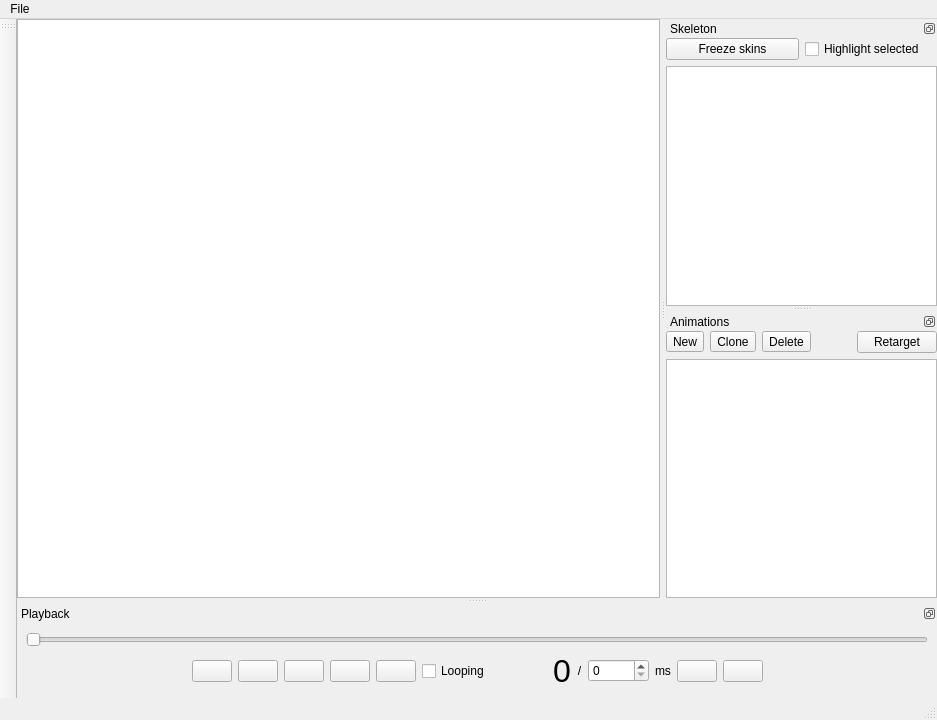
This is ui/mainwindow.ui in floppya/ChopHuman as Qt 5 draws it before an edit. The edited form follows.
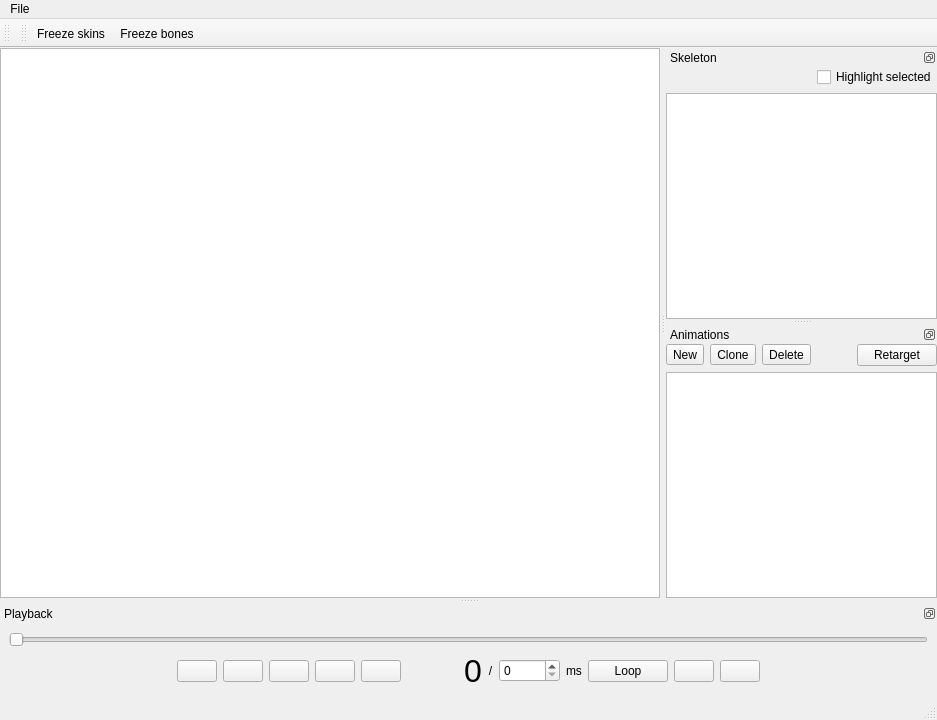
This is the edited form. Icons and pictures are not drawn.

```diff
--- a/ui/mainwindow.ui
+++ b/ui/mainwindow.ui
@@ -66,11 +66,17 @@
    <property name="windowTitle">
     <string>toolBar</string>
    </property>
+   <property name="iconSize">
+    <size>
+     <width>32</width>
+     <height>32</height>
+    </size>
+   </property>
    <property name="toolButtonStyle">
     <enum>Qt::ToolButtonIconOnly</enum>
    </property>
    <attribute name="toolBarArea">
-    <enum>LeftToolBarArea</enum>
+    <enum>TopToolBarArea</enum>
    </attribute>
    <attribute name="toolBarBreak">
     <bool>false</bool>
@@ -101,27 +107,17 @@
      <item>
       <layout class="QHBoxLayout" name="horizontalLayout_3">
        <item>
-        <widget class="QPushButton" name="butFreezeSkins">
-         <property name="text">
-          <string>Freeze skins</string>
+        <spacer name="horizontalSpacer_4">
+         <property name="orientation">
+          <enum>Qt::Horizontal</enum>
          </property>
-         <property name="icon">
-          <iconset resource="chophuman.qrc">
-           <normaloff>:/img/lock.png</normaloff>:/img/lock.png</iconset>
-         </property>
-         <property name="iconSize">
+         <property name="sizeHint" stdset="0">
           <size>
-           <width>32</width>
-           <height>32</height>
+           <width>40</width>
+           <height>20</height>
           </size>
          </property>
-         <property name="checkable">
-          <bool>true</bool>
-         </property>
-         <property name="checked">
-          <bool>false</bool>
-         </property>
-        </widget>
+        </spacer>
        </item>
        <item>
         <widget class="QCheckBox" name="chkHighlightSelected">
@@ -309,7 +305,7 @@
      <item>
       <layout class="QHBoxLayout" name="horizontalLayout">
        <item>
-        <spacer name="horizontalSpacer">
+        <spacer name="horizontalSpacer_2">
          <property name="orientation">
           <enum>Qt::Horizontal</enum>
          </property>
@@ -430,17 +426,10 @@
          </property>
         </widget>
        </item>
-       <item>
-        <widget class="QCheckBox" name="chkLooping">
-         <property name="text">
-          <string>Looping</string>
-         </property>
-        </widget>
-       </item>
        <item>
         <widget class="QLabel" name="labelCurrentFrame">
          <property name="sizePolicy">
-          <sizepolicy hsizetype="Minimum" vsizetype="Preferred">
+          <sizepolicy hsizetype="Preferred" vsizetype="Preferred">
            <horstretch>0</horstretch>
            <verstretch>0</verstretch>
           </sizepolicy>
@@ -503,6 +492,26 @@
          </property>
         </widget>
        </item>
+       <item>
+        <widget class="QPushButton" name="butLooping">
+         <property name="text">
+          <string>Loop</string>
+         </property>
+         <property name="icon">
+          <iconset resource="chophuman.qrc">
+           <normaloff>:/img/looping.png</normaloff>:/img/looping.png</iconset>
+         </property>
+         <property name="iconSize">
+          <size>
+           <width>32</width>
+           <height>32</height>
+          </size>
+         </property>
+         <property name="checkable">
+          <bool>true</bool>
+         </property>
+        </widget>
+       </item>
        <item>
         <widget class="QPushButton" name="butAddKeyframe">
          <property name="sizePolicy">
@@ -550,7 +559,7 @@
         </widget>
        </item>
        <item>
-        <spacer name="horizontalSpacer_2">
+        <spacer name="horizontalSpacer">
          <property name="orientation">
           <enum>Qt::Horizontal</enum>
          </property>
@@ -567,6 +576,25 @@
     </layout>
    </widget>
   </widget>
+  <widget class="QToolBar" name="toolBar">
+   <property name="windowTitle">
+    <string>toolBar</string>
+   </property>
+   <property name="iconSize">
+    <size>
+     <width>32</width>
+     <height>32</height>
+    </size>
+   </property>
+   <attribute name="toolBarArea">
+    <enum>TopToolBarArea</enum>
+   </attribute>
+   <attribute name="toolBarBreak">
+    <bool>false</bool>
+   </attribute>
+   <addaction name="actionFreezeSkins"/>
+   <addaction name="actionFreezeBones"/>
+  </widget>
   <action name="actionLoadImages">
    <property name="text">
     <string>Load Images</string>
@@ -601,6 +629,36 @@
     <string>V</string>
    </property>
   </action>
+  <action name="actionFreezeBones">
+   <property name="checkable">
+    <bool>true</bool>
+   </property>
+   <property name="icon">
+    <iconset resource="chophuman.qrc">
+     <normaloff>:/img/freezeBones.png</normaloff>:/img/freezeBones.png</iconset>
+   </property>
+   <property name="text">
+    <string>Freeze bones</string>
+   </property>
+   <property name="toolTip">
+    <string>Freeze bones</string>
+   </property>
+  </action>
+  <action name="actionFreezeSkins">
+   <property name="checkable">
+    <bool>true</bool>
+   </property>
+   <property name="icon">
+    <iconset resource="chophuman.qrc">
+     <normaloff>:/img/freezeSkins.png</normaloff>:/img/freezeSkins.png</iconset>
+   </property>
+   <property name="text">
+    <string>Freeze skins</string>
+   </property>
+   <property name="toolTip">
+    <string>Freeze skins</string>
+   </property>
+  </action>
  </widget>
  <resources>
   <include location="chophuman.qrc"/>
```
